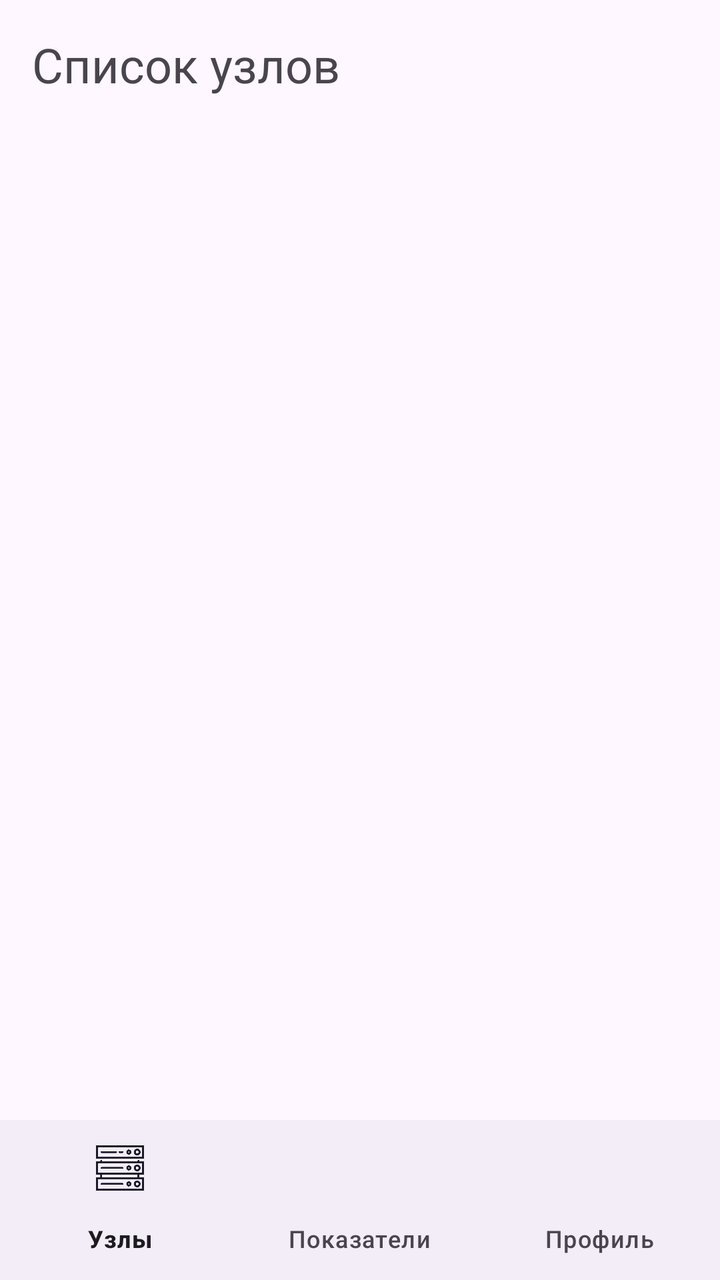
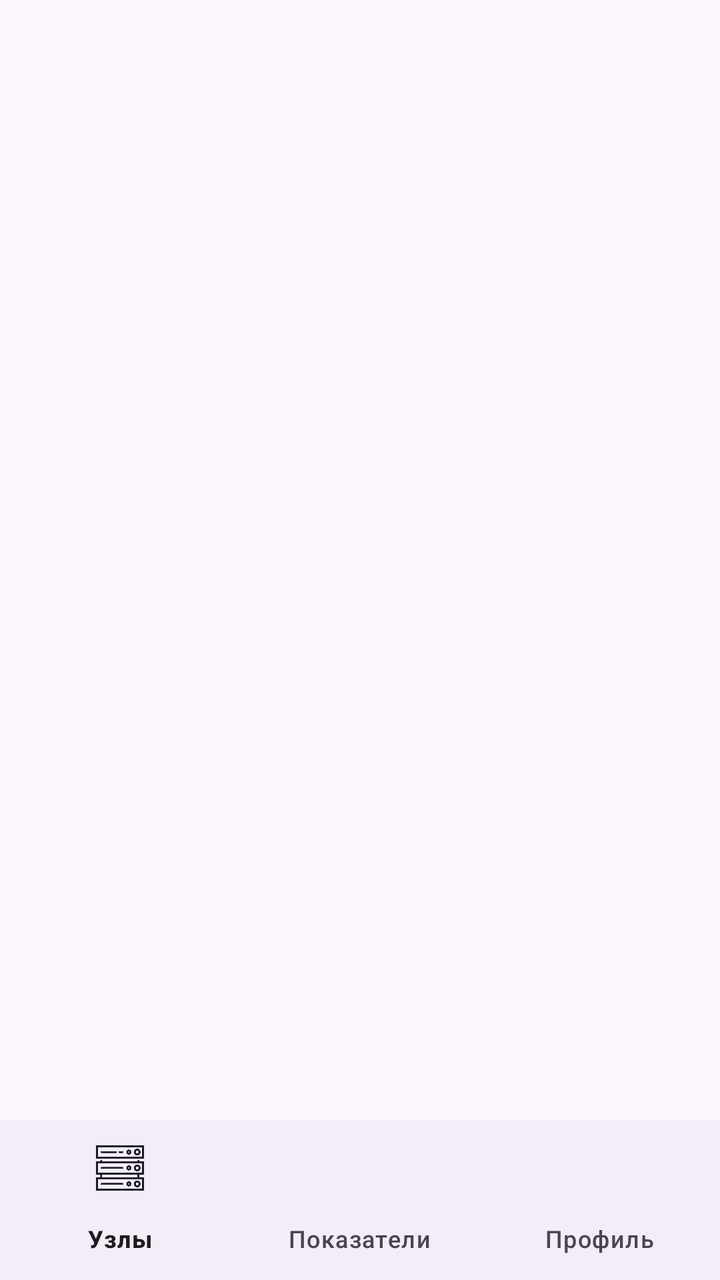

Two renders of the same Android screen: before a commit and after it. Below are the layout's source before the change and the commit's diff.
<!-- AndroidManifest.xml: application theme Theme.LabWatch -->
<!-- res/layout/activity_main.xml -->
<?xml version="1.0" encoding="utf-8"?>
<LinearLayout xmlns:android="http://schemas.android.com/apk/res/android"
    xmlns:app="http://schemas.android.com/apk/res-auto"
    xmlns:tools="http://schemas.android.com/tools"
    android:id="@+id/main"
    android:layout_width="match_parent"
    android:layout_height="match_parent"
    android:orientation="vertical"
    tools:context=".MainActivity">


    <FrameLayout
        android:id="@+id/contentContainer"
        android:layout_width="match_parent"
        android:layout_height="0dp"
        android:layout_weight="1"
        android:padding="16dp">

        <TextView
            android:layout_width="wrap_content"
            android:layout_height="wrap_content"
            android:text="Список узлов"
            android:textSize="24sp" />

    </FrameLayout>

    <com.google.android.material.bottomnavigation.BottomNavigationView
        android:id="@+id/bottomNav"
        android:layout_width="match_parent"
        android:layout_height="wrap_content"
        app:menu="@menu/nav_menu"
        app:labelVisibilityMode="labeled" />

</LinearLayout>
<!-- resources referenced by this layout -->
<resources>
  <style name="Theme.LabWatch" parent="Base.Theme.LabWatch" />
  <style name="Base.Theme.LabWatch" parent="Theme.Material3.DayNight.NoActionBar">
          
          
      </style>
</resources>

<!-- the commit's change to res/layout/activity_main.xml (unified diff, before → after) -->
@@ -19,7 +19,6 @@
         <TextView
             android:layout_width="wrap_content"
             android:layout_height="wrap_content"
-            android:text="Список узлов"
             android:textSize="24sp" />
 
     </FrameLayout>
